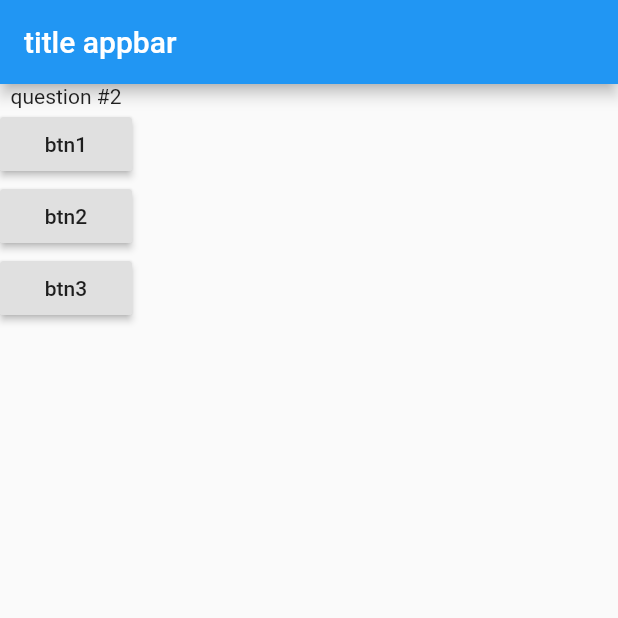
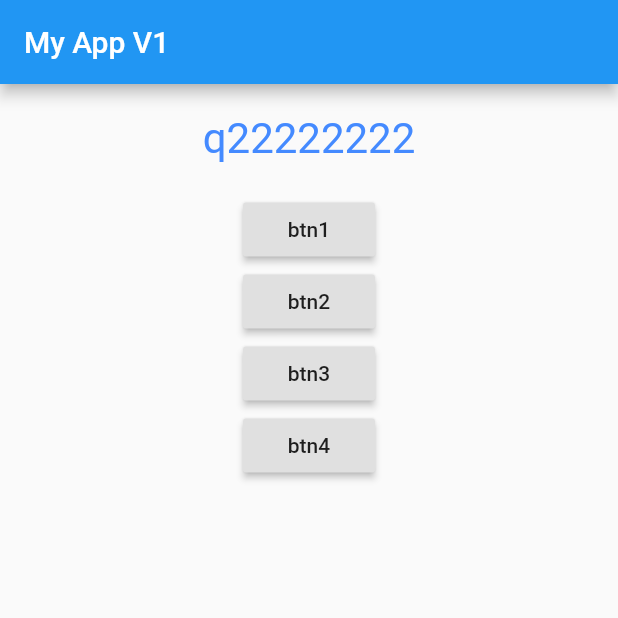
Before and after one commit to VladimirStorm/MyQuizAppVova-Maximilian-, a Flutter app: the screen it shows after launch, after a tap on "btn1", on a phone screen of 412 x 824 dp, the top half of it. Run offline on Flutter 3.47's test engine with Material 2 defaults, Android fonts, the phone set to English and light mode, and no system bars.

Commit message:
questionFile

```diff
--- a/lib/main.dart
+++ b/lib/main.dart
@@ -1,40 +1,35 @@
 import 'package:flutter/material.dart';
+import './question.dart';
 
 void main() => runApp(MyApp1());
 
 class MyApp1 extends StatefulWidget {
   const MyApp1({Key? key}) : super(key: key);
-
   @override
   _MyApp1State createState() => _MyApp1State();
 }
 
 class _MyApp1State extends State<MyApp1> {
-  int questNumber = 0;
-  void anwerQuestion() {
+  int _ques_ind = 0;
+  void ques_titl() {
     setState(() {
-      questNumber += 1;
+      _ques_ind += 1;
     });
-    print(questNumber);
+    print(_ques_ind);
   }
 
-  List<String> list_of_q = [
-    'question #1',
-    'question #2',
-    'question #3',
-    'question #4'
-  ];
-
+  final List<String> _questions = ['q11111111', 'q22222222', 'q3333333', 'q4'];
   @override
   Widget build(BuildContext context) {
     return MaterialApp(
         home: Scaffold(
-            appBar: AppBar(title: Text('title appbar')),
+            appBar: AppBar(title: Text('My App V1')),
             body: Column(children: [
-              Text(list_of_q[questNumber]),
-              RaisedButton(child: Text('btn1'), onPressed: anwerQuestion),
-              RaisedButton(child: Text('btn2'), onPressed: anwerQuestion),
-              RaisedButton(child: Text('btn3'), onPressed: anwerQuestion)
+              Question(_questions[_ques_ind]),
+              RaisedButton(child: Text('btn1'), onPressed: ques_titl),
+              RaisedButton(child: Text('btn2'), onPressed: ques_titl),
+              RaisedButton(child: Text('btn3'), onPressed: ques_titl),
+              RaisedButton(child: Text('btn4'), onPressed: ques_titl)
             ])));
   }
 }
--- /dev/null
+++ b/lib/question.dart
@@ -0,0 +1,20 @@
+import 'package:flutter/material.dart';
+
+class Question extends StatelessWidget {
+  final String question;
+
+  Question(this.question);
+
+  @override
+  Widget build(BuildContext context) {
+    return Container(
+      width: double.infinity,
+      margin: EdgeInsets.all(20),
+      child: Text(
+        question,
+        style: TextStyle(fontSize: 28, color: Colors.blueAccent),
+        textAlign: TextAlign.center,
+      ),
+    );
+  }
+}
```
